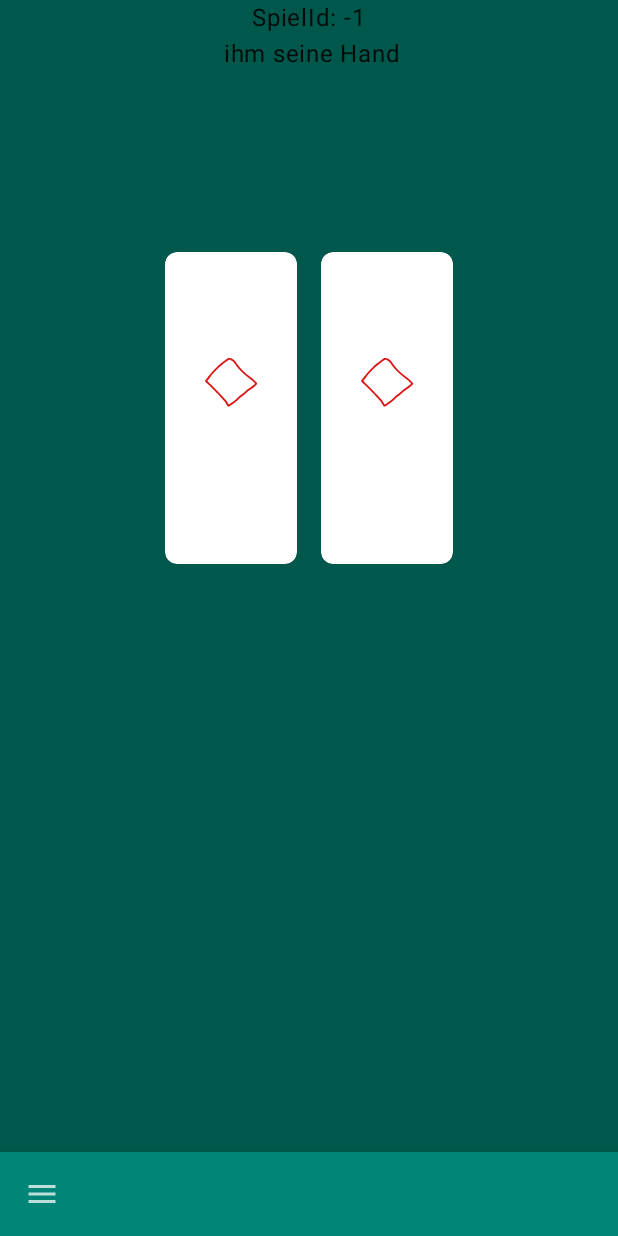
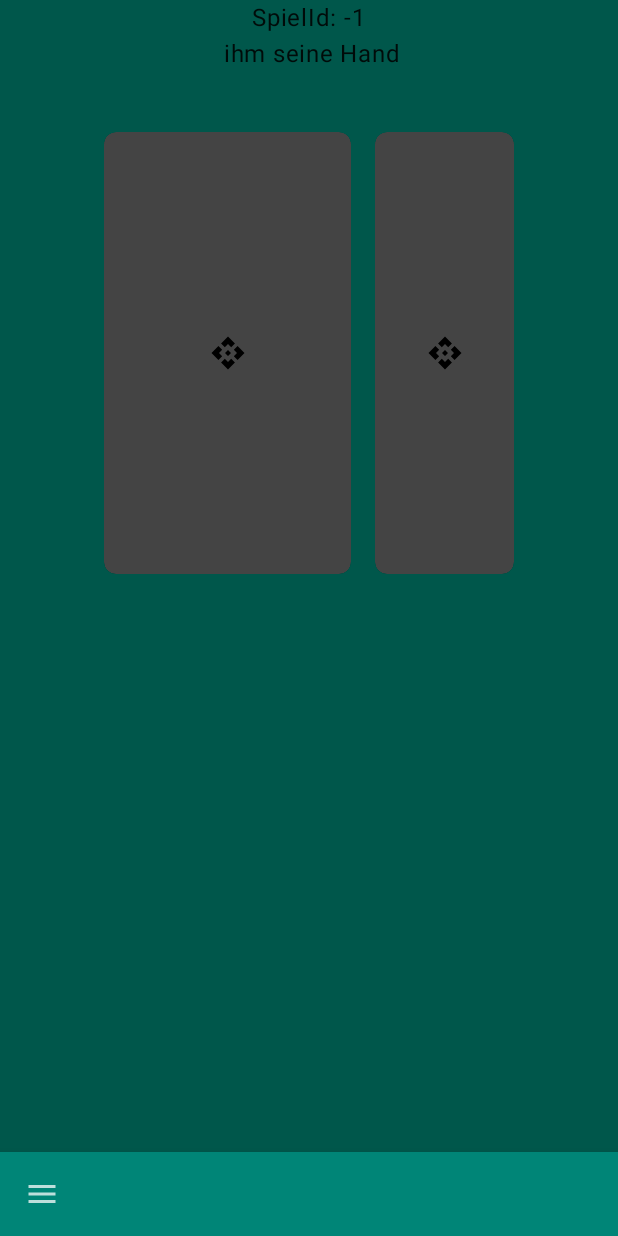
Before and after one commit to TimSta82/digital-card-dealer, an Android app built with Jetpack Compose: the composable PlayerHandScreen shown on its own in the app's theme, on a phone screen of 412 x 824 dp. Run offline under Robolectric (Android 15) with nearby library versions, the phone set to English and light mode, and no system bars; our stand-ins replace Firebase (no records; nobody signed in at launch, a user with empty details on screens opened directly).

Commit message:
basics: Add flipview for player cards

```diff
--- /dev/null
+++ b/app/src/main/java/de/digitaldealer/cardsplease/ui/main/composables/Cards.kt
@@ -0,0 +1,163 @@
+package de.digitaldealer.cardsplease.ui.main.composables
+
+import androidx.compose.animation.core.FastOutSlowInEasing
+import androidx.compose.animation.core.animateFloatAsState
+import androidx.compose.animation.core.tween
+import androidx.compose.foundation.Image
+import androidx.compose.foundation.layout.*
+import androidx.compose.foundation.shape.RoundedCornerShape
+import androidx.compose.material.Card
+import androidx.compose.material.ExperimentalMaterialApi
+import androidx.compose.material.Text
+import androidx.compose.material.icons.Icons
+import androidx.compose.material.icons.filled.Api
+import androidx.compose.runtime.Composable
+import androidx.compose.ui.Alignment
+import androidx.compose.ui.Modifier
+import androidx.compose.ui.draw.clip
+import androidx.compose.ui.graphics.Color
+import androidx.compose.ui.graphics.graphicsLayer
+import androidx.compose.ui.res.colorResource
+import androidx.compose.ui.res.painterResource
+import androidx.compose.ui.text.style.TextAlign
+import androidx.compose.ui.tooling.preview.Preview
+import androidx.compose.ui.unit.Dp
+import androidx.compose.ui.unit.dp
+import de.digitaldealer.cardsplease.domain.model.Card
+import de.digitaldealer.cardsplease.ui.theme.card_height
+import de.digitaldealer.cardsplease.ui.theme.card_width
+import de.digitaldealer.cardsplease.ui.util.CardUtils
+
+@Composable
+fun CardFace(
+    modifier: Modifier = Modifier,
+    card: Card,
+    elevation: Dp? = 4.dp,
+) {
+    Card(
+        shape = RoundedCornerShape(8.dp),
+        modifier = Modifier.clip(RoundedCornerShape(8.dp)),
+        backgroundColor = Color.White,
+        elevation = elevation ?: 8.dp,
+    ) {
+        Box(
+            modifier = Modifier
+                .fillMaxHeight(0.4f)
+                .fillMaxWidth(0.4f),
+//                .defaultMinSize(minHeight = card_height, minWidth = card_width),
+            contentAlignment = Alignment.Center
+        ) {
+            Column {
+                Image(painter = painterResource(id = CardUtils.getSuitIcon(card.suit)), contentDescription = "")
+                Spacer(modifier = Modifier.height(8.dp))
+                Text(text = card.value, color = colorResource(id = CardUtils.getSuitColor(card.suit)), textAlign = TextAlign.Center)
+            }
+        }
+    }
+}
+
+@Composable
+fun CardBack(
+    modifier: Modifier = Modifier,
+    elevation: Dp? = 4.dp,
+) {
+    Card(
+        shape = RoundedCornerShape(8.dp),
+        modifier = Modifier.clip(RoundedCornerShape(8.dp)),
+        backgroundColor = Color.DarkGray,
+        elevation = elevation ?: 8.dp,
+    ) {
+        Box(
+            modifier = Modifier
+                .fillMaxHeight(0.4f)
+                .fillMaxWidth(0.4f),
+//                .defaultMinSize(minHeight = card_height, minWidth = card_width),
+            contentAlignment = Alignment.Center
+        ) {
+            Image(Icons.Filled.Api, contentDescription = "")
+        }
+    }
+}
+
+@Preview
+@Composable
+fun Preview_CardFace(modifier: Modifier = Modifier) {
+    CardFace(card = Card())
+}
+
+@Preview
+@Composable
+fun Preview_CardBack(modifier: Modifier = Modifier) {
+    CardBack()
+}
+
+
+enum class CardFace(val angle: Float) {
+    Front(0f) {
+        override val next: CardFace
+            get() = Back
+    },
+    Back(180f) {
+        override val next: CardFace
+            get() = Front
+    };
+
+    abstract val next: CardFace
+}
+
+enum class RotationAxis {
+    AxisX,
+    AxisY,
+}
+
+@ExperimentalMaterialApi
+@Composable
+fun FlipCard(
+    card: Card,
+    cardFace: CardFace,
+    onClick: (CardFace) -> Unit,
+    modifier: Modifier = Modifier,
+    axis: RotationAxis = RotationAxis.AxisY,
+//    face: @Composable () -> Unit = {},
+//    front: @Composable () -> Unit = {},
+) {
+    val rotation = animateFloatAsState(
+        targetValue = cardFace.angle,
+        animationSpec = tween(
+            durationMillis = 400,
+            easing = FastOutSlowInEasing,
+        )
+    )
+    Card(
+        onClick = { onClick(cardFace) },
+        shape = RoundedCornerShape(8.dp),
+        modifier = modifier
+            .graphicsLayer {
+                if (axis == RotationAxis.AxisX) {
+                    rotationX = rotation.value
+                } else {
+                    rotationY = rotation.value
+                }
+                cameraDistance = 12f * density
+            }
+            .clip(RoundedCornerShape(8.dp)),
+    ) {
+        if (rotation.value <= 90f) {
+            Box {
+                CardBack()
+            }
+        } else {
+            Box(
+                modifier = Modifier.graphicsLayer {
+                    if (axis == RotationAxis.AxisX) {
+                        rotationX = 180f
+                    } else {
+                        rotationY = 180f
+                    }
+                },
+            ) {
+                CardFace(card = card)
+            }
+        }
+    }
+}
--- a/app/src/main/java/de/digitaldealer/cardsplease/ui/main/composables/PokerCard.kt
+++ /dev/null
@@ -1,77 +0,0 @@
-package de.digitaldealer.cardsplease.ui.main.composables
-
-import androidx.compose.foundation.Image
-import androidx.compose.foundation.layout.*
-import androidx.compose.foundation.shape.RoundedCornerShape
-import androidx.compose.material.Card
-import androidx.compose.material.Text
-import androidx.compose.material.icons.Icons
-import androidx.compose.material.icons.filled.Api
-import androidx.compose.runtime.Composable
-import androidx.compose.ui.Alignment
-import androidx.compose.ui.Modifier
-import androidx.compose.ui.draw.clip
-import androidx.compose.ui.graphics.Color
-import androidx.compose.ui.res.colorResource
-import androidx.compose.ui.res.painterResource
-import androidx.compose.ui.text.style.TextAlign
-import androidx.compose.ui.unit.Dp
-import androidx.compose.ui.unit.dp
-import de.digitaldealer.cardsplease.domain.model.Card
-import de.digitaldealer.cardsplease.ui.util.CardUtils
-
-@Composable
-fun PokerCard(
-    modifier: Modifier = Modifier,
-    card: Card?,
-    elevation: Dp? = 4.dp,
-) {
-    Card(
-        shape = RoundedCornerShape(8.dp),
-        modifier = Modifier.clip(RoundedCornerShape(8.dp)),
-        backgroundColor = if (card == null) Color.DarkGray else Color.White,
-        elevation = elevation ?: 4.dp,
-    ) {
-        Box(
-            modifier = Modifier.padding(horizontal = 24.dp, vertical = 64.dp),
-            contentAlignment = Alignment.Center
-        ) {
-            if (card == null) {
-                Image(Icons.Filled.Api, contentDescription = "")
-            } else {
-                Column {
-                    Image(painter = painterResource(id = CardUtils.getSuitIcon(card.suit)), contentDescription = "")
-                    Spacer(modifier = Modifier.height(8.dp))
-                    Text(text = card.value, color = colorResource(id = CardUtils.getSuitColor(card.suit)), textAlign = TextAlign.Center)
-                }
-            }
-        }
-    }
-}
-
-@Composable
-fun HandCard(
-    modifier: Modifier = Modifier,
-    card: Card,
-    elevation: Dp? = 4.dp,
-) {
-    Card(
-        shape = RoundedCornerShape(8.dp),
-        modifier = Modifier.clip(RoundedCornerShape(8.dp)),
-        backgroundColor = if (card == null) Color.DarkGray else Color.White,
-        elevation = elevation ?: 8.dp,
-    ) {
-        Box(
-            modifier = Modifier
-                .padding(horizontal = 24.dp, vertical = 64.dp)
-                .defaultMinSize(minHeight = 80.dp, minWidth = 40.dp),
-            contentAlignment = Alignment.Center
-        ) {
-            Column {
-                Image(painter = painterResource(id = CardUtils.getSuitIcon(card.suit)), contentDescription = "")
-                Spacer(modifier = Modifier.height(8.dp))
-                Text(text = card.value, color = colorResource(id = CardUtils.getSuitColor(card.suit)), textAlign = TextAlign.Center)
-            }
-        }
-    }
-}
--- a/app/src/main/java/de/digitaldealer/cardsplease/ui/main/player_device/player_hand/PlayerHandScreen.kt
+++ b/app/src/main/java/de/digitaldealer/cardsplease/ui/main/player_device/player_hand/PlayerHandScreen.kt
@@ -18,7 +18,9 @@ import de.digitaldealer.cardsplease.R
 import de.digitaldealer.cardsplease.domain.model.Hand
 import de.digitaldealer.cardsplease.domain.model.Player
 import de.digitaldealer.cardsplease.ui.extensions.collectAsStateLifecycleAware
-import de.digitaldealer.cardsplease.ui.main.composables.HandCard
+import de.digitaldealer.cardsplease.ui.main.composables.CardFace
+import de.digitaldealer.cardsplease.ui.main.composables.FlipCard
+import de.digitaldealer.cardsplease.ui.main.composables.RotationAxis
 import kotlinx.coroutines.launch
 
 @Composable
@@ -104,17 +106,33 @@ fun HandContent(
             Text(text = "SpielId: ${player.deckId}")
             Text(text = "${player.nickName} ihm seine Hand")
             Spacer(modifier = Modifier.height(16.dp))
-            Text(text = hand.one.code)
-            Spacer(modifier = Modifier.height(16.dp))
-            Text(text = hand.two.code)
-            Spacer(modifier = Modifier.height(16.dp))
             Row(
                 modifier = Modifier.padding(top = 24.dp),
                 horizontalArrangement = Arrangement.SpaceEvenly
             ) {
-                HandCard(card = hand.one)
+                var cardOneState by remember {
+                    mutableStateOf(CardFace.Front)
+                }
+                FlipCard(
+                    card = hand.one,
+                    cardFace = cardOneState,
+                    onClick = {
+                        cardOneState = it.next
+                    },
+                    axis = RotationAxis.AxisY,
+                )
                 Spacer(modifier = Modifier.width(16.dp))
-                HandCard(card = hand.two)
+                var cardTwoState by remember {
+                    mutableStateOf(CardFace.Front)
+                }
+                FlipCard(
+                    card = hand.two,
+                    cardFace = cardTwoState,
+                    onClick = {
+                        cardTwoState = it.next
+                    },
+                    axis = RotationAxis.AxisY
+                )
             }
         }
     }
@@ -124,9 +142,9 @@ fun HandContent(
 fun HandBottomSheet(modifier: Modifier = Modifier, hand: Hand) {
     Box(contentAlignment = Alignment.TopCenter, modifier = Modifier.padding(16.dp)) {
         Row(horizontalArrangement = Arrangement.Center) {
-            HandCard(card = hand.one)
+            CardFace(card = hand.one)
             Spacer(modifier = Modifier.width(8.dp))
-            HandCard(card = hand.two)
+            CardFace(card = hand.two)
         }
     }
 }
--- a/app/src/main/java/de/digitaldealer/cardsplease/ui/theme/Dimens.kt
+++ b/app/src/main/java/de/digitaldealer/cardsplease/ui/theme/Dimens.kt
@@ -16,3 +16,5 @@ val eight_GU: Dp = 64.dp
 val nine_GU: Dp = 72.dp
 val ten_GU: Dp = 80.dp
 val sixteen_GU: Dp = 128.dp
+val card_height: Dp = 120.dp
+val card_width: Dp = 70.dp
```
Also changed, not shown: app/src/main/java/de/digitaldealer/cardsplease/ui/MainActivity.kt (+2 -10 lines), app/src/main/java/de/digitaldealer/cardsplease/ui/main/dealer_device/DealerStartScreen.kt (+9 -20 lines), app/src/main/java/de/digitaldealer/cardsplease/ui/main/dealer_device/DealerViewModel.kt (+9 -5 lines).
